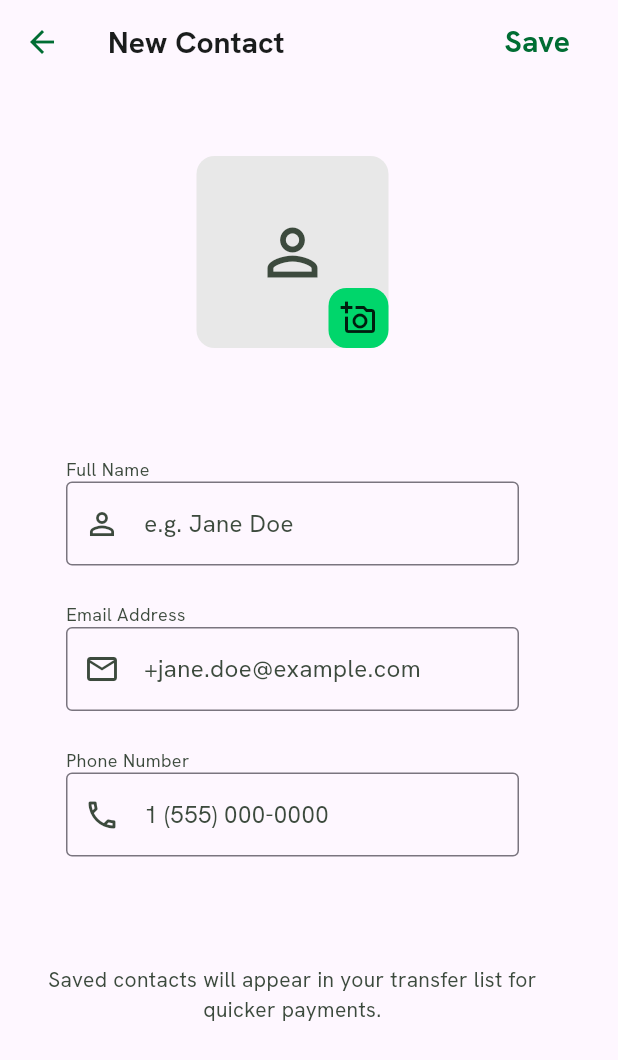
After one commit to aduboakye/CashConnect, a Flutter app: the screen it shows after launch, on a phone screen of 412 x 824 dp. The commit adds this screen. Shown: the top 1060 px of the screen. Run offline on Flutter 3.47's test engine with Material 3 defaults, Android fonts, the phone set to English and light mode, and no system bars; our stand-ins replace animated_text_kit, dotted_border, fl_chart, google_fonts, shimmer, zoom_tap_animation; missing offline and left inert: animate_text, blinking_border, drawing_animation_plus, flutter_shaders_ui, glow_effects, pretty_animated_text.

Commit message:
cashpay add members page

```diff
--- /dev/null
+++ b/lib/TransferPage/add_members.dart
@@ -0,0 +1,186 @@
+import 'package:flutter/material.dart';
+import 'package:google_fonts/google_fonts.dart';
+
+class AddMembers extends StatelessWidget {
+  const AddMembers({super.key});
+
+  @override
+  Widget build(BuildContext context) {
+    return Scaffold(
+      appBar: AppBar(
+        leading: IconButton(
+          onPressed: () {},
+          icon: Icon(Icons.arrow_back, color: Color(0xFF006D33)),
+        ),
+        title: Text(
+          'New Contact',
+          style: GoogleFonts.hankenGrotesk(
+            color: Color(0xFF1A1C1C),
+            fontWeight: FontWeight.bold,
+            fontSize: 20,
+          ),
+        ),
+        actionsPadding: EdgeInsets.symmetric(horizontal: 20),
+        actions: [
+          TextButton(
+            onPressed: () {},
+            child: Text(
+              'Save',
+              style: GoogleFonts.hankenGrotesk(
+                color: Color(0xFF006D33),
+                fontWeight: FontWeight.bold,
+                fontSize: 20,
+              ),
+            ),
+          ),
+        ],
+      ),
+      body: SafeArea(
+        child: SingleChildScrollView(
+          child: Padding(
+            padding: EdgeInsets.only(top: 48, right: 20, left: 20),
+            child: Column(
+              children: [
+                Container(
+                  width: 350,
+                  padding: EdgeInsets.only(bottom: 48),
+                  child: Container(
+                    width: 350,
+                    child: Center(
+                      child: Container(
+                        width: 128,
+                        height: 128,
+                        decoration: BoxDecoration(
+                          borderRadius: BorderRadius.circular(12),
+                          color: Color(0xFFE8E8E8),
+                        ),
+                        child: Stack(
+                          children: [
+                            Align(
+                              alignment: Alignment.center,
+                              child: Icon(
+                                Icons.person_outline,
+                                size: 50,
+                                color: Color(0xFF3C4A3D),
+                              ),
+                            ),
+                            Positioned(
+                              bottom: 0,
+                              right: 0,
+                              child: Container(
+                                width: 40,
+                                height: 40,
+                                decoration: BoxDecoration(
+                                  borderRadius: BorderRadius.circular(12),
+                                  color: Color(0xFF00D66B),
+                                ),
+                                child: Icon(Icons.add_a_photo_outlined),
+                              ),
+                            ),
+                          ],
+                        ),
+                      ),
+                    ),
+                  ),
+                ),
+                Container(
+                  width: 350,
+                  padding: EdgeInsets.symmetric(vertical: 24, horizontal: 24),
+                  child: Column(
+                    crossAxisAlignment: CrossAxisAlignment.start,
+                    children: [
+                      Text(
+                        'Full Name',
+                        style: GoogleFonts.hankenGrotesk(
+                          color: Color(0xFF3C4A3D),
+                          fontSize: 12,
+                        ),
+                      ),
+                      TextField(
+                        decoration: InputDecoration(
+                          prefixIcon: Icon(
+                            Icons.person_outline,
+
+                            color: Color(0xFF3C4A3D),
+                          ),
+                          hint: Text(
+                            'e.g. Jane Doe',
+                            style: GoogleFonts.hankenGrotesk(
+                              color: Color(0xFF3C4A3D),
+                              fontSize: 16,
+                            ),
+                          ),
+                          border: OutlineInputBorder(),
+                        ),
+                      ),
+                      SizedBox(height: 24),
+                      Text(
+                        'Email Address',
+                        style: GoogleFonts.hankenGrotesk(
+                          color: Color(0xFF3C4A3D),
+                          fontSize: 12,
+                        ),
+                      ),
+                      TextField(
+                        decoration: InputDecoration(
+                          prefixIcon: Icon(
+                            Icons.email_outlined,
+
+                            color: Color(0xFF3C4A3D),
+                          ),
+                          hint: Text(
+                            '+jane.doe@example.com',
+                            style: GoogleFonts.hankenGrotesk(
+                              color: Color(0xFF3C4A3D),
+                              fontSize: 16,
+                            ),
+                          ),
+                          border: OutlineInputBorder(),
+                        ),
+                      ),
+                      SizedBox(height: 24),
+                      Text(
+                        'Phone Number',
+                        style: GoogleFonts.hankenGrotesk(
+                          color: Color(0xFF3C4A3D),
+                          fontSize: 12,
+                        ),
+                      ),
+                      TextField(
+                        decoration: InputDecoration(
+                          prefixIcon: Icon(
+                            Icons.phone_outlined,
+
+                            color: Color(0xFF3C4A3D),
+                          ),
+                          hint: Text(
+                            '1 (555) 000-0000',
+                            style: GoogleFonts.hankenGrotesk(
+                              color: Color(0xFF3C4A3D),
+                              fontSize: 16,
+                            ),
+                          ),
+                          border: OutlineInputBorder(),
+                        ),
+                      ),
+                    ],
+                  ),
+                ),
+                Container(
+                  width: 350,
+                  padding: EdgeInsets.only(right: 4, left: 4, top: 48),
+                  child: Text(
+                    'Saved contacts will appear in your transfer list for quicker payments.',
+                    textAlign: TextAlign.center,
+
+                    style: GoogleFonts.hankenGrotesk(color: Color(0xFF3C4A3D)),
+                  ),
+                ),
+              ],
+            ),
+          ),
+        ),
+      ),
+    );
+  }
+}
--- a/lib/main.dart
+++ b/lib/main.dart
@@ -1,6 +1,7 @@
 import 'package:cashconnect_fanancial_suite/Bussines%20ads%20hub/bussinesAds_page.dart';
 import 'package:cashconnect_fanancial_suite/Expense%20Analytics/Expense_analytics_page.dart';
 import 'package:cashconnect_fanancial_suite/Messaging%20and%20support/messaging_page.dart';
+import 'package:cashconnect_fanancial_suite/TransferPage/add_members.dart';
 import 'package:cashconnect_fanancial_suite/TransferPage/cashpay_request_page.dart';
 import 'package:cashconnect_fanancial_suite/TransferPage/confirm_transfer.dart';
 import 'package:cashconnect_fanancial_suite/TransferPage/multiple_transfer.dart';
@@ -43,7 +44,7 @@ class MyApp extends StatelessWidget {
     return MaterialApp(
       title: 'Flutter Demo',
       theme: ThemeData(colorScheme: .fromSeed(seedColor: Colors.deepPurple)),
-      home: const  Cashpaytransferdashboard(),
+      home: const  AddMembers(),
     );
   }
 }
```
